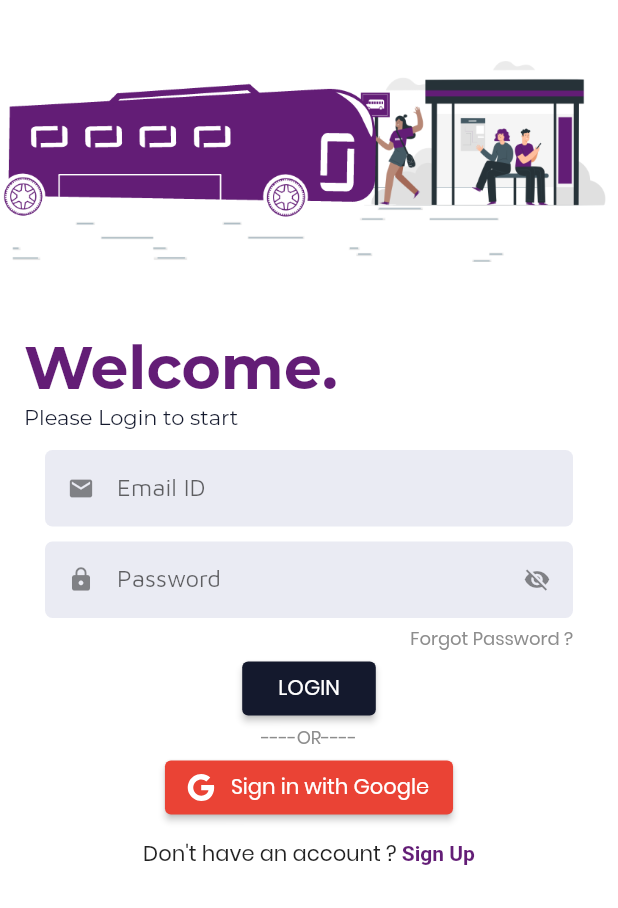
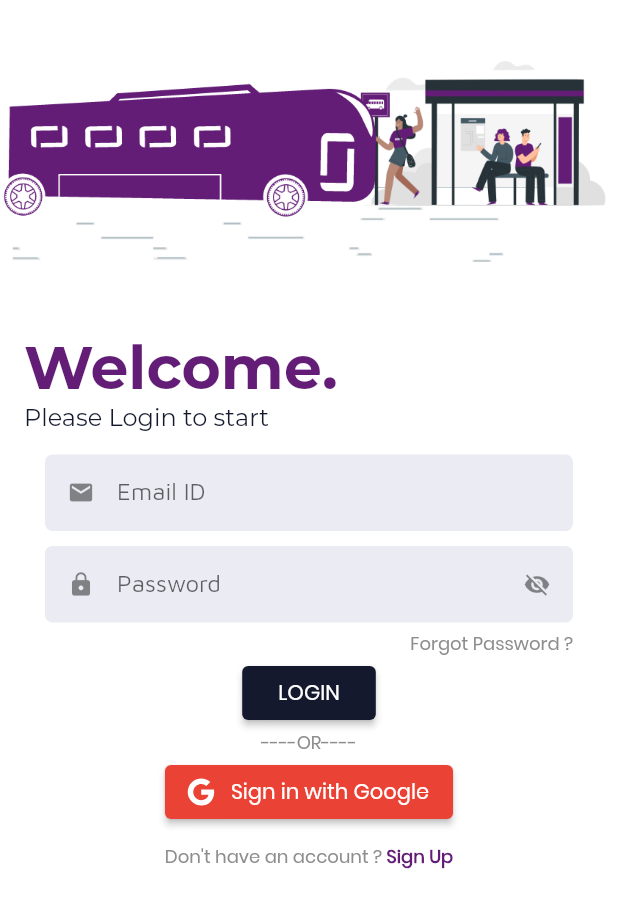
Before and after one commit to Akashdeep607/Tajic-Easy, a Flutter app: the Login screen opened directly, on a phone screen of 412 x 824 dp. Shown: the top 908 px of the screen. Run offline on Flutter 3.47's test engine with Material 2 defaults, Android fonts, the phone set to English and light mode, and no system bars; our stand-ins replace flutter_icons, get, google_fonts, shared_preferences; accounts and stored records are empty; project files that could hold a hidden picture were left out.

Commit message:
Made changes in TextField

```diff
--- a/lib/constants/app_theme.dart
+++ b/lib/constants/app_theme.dart
@@ -61,8 +61,8 @@ class AppTheme {
     headline4: TextStyle(fontSize: 16.0),
     headline5: TextStyle(fontSize: 14.0),
     headline6: TextStyle(fontSize: 12.0),
-    bodyText1: TextStyle(fontSize: 14.0, fontFamily: montserrat),
-    bodyText2: TextStyle(fontSize: 14.0, fontFamily: poppins),
+    bodyText1: TextStyle(fontSize: 16.0, fontFamily: montserrat),
+    bodyText2: TextStyle(fontSize: 16.0, fontFamily: poppins),
     button: TextStyle(fontSize: 14.0, fontFamily: poppins),
     subtitle1: TextStyle(fontSize: 12.0, fontFamily: poppins, color: COLOR_GREY),
     subtitle2: TextStyle(fontSize: 12.0, fontFamily: poppins, color: COLOR_BLACK),
@@ -88,10 +88,12 @@ class AppTheme {
 
 // App Theme Data
   static final ThemeData themeData = ThemeData(
+      fontFamily: montserrat,
       primaryColor: PRIMARY_COLOR,
       accentColor: COLOR_DARK_BLUE,
       scaffoldBackgroundColor: COLOR_WHITE,
       brightness: Brightness.light,
+      appBarTheme: AppBarTheme(centerTitle: true),
       textTheme: screenWidth < 500 ? _smallTextTheme : _textTheme,
       // Text_Form_Field Theme
       inputDecorationTheme: InputDecorationTheme(
--- a/lib/main.dart
+++ b/lib/main.dart
@@ -1,5 +1,6 @@
 import 'package:flutter/material.dart';
 import 'package:get/get.dart';
+import 'package:tajicEasy/ui/auth/login_in.dart';
 import 'package:tajicEasy/ui/init/splash_screen.dart';
 
 import 'constants/app_theme.dart';
@@ -14,7 +15,7 @@ class MyApp extends StatelessWidget {
     return GetMaterialApp(
       debugShowCheckedModeBanner: false,
       theme: AppTheme.themeData,
-      home: SplashScreen(),
+      home: Login(),
     );
   }
 }
--- a/lib/ui/auth/login_in.dart
+++ b/lib/ui/auth/login_in.dart
@@ -3,6 +3,7 @@ import 'package:flutter/material.dart';
 import 'package:flutter_icons/flutter_icons.dart';
 import 'package:get/get.dart';
 import 'package:tajicEasy/constants/app_theme.dart';
+import 'package:tajicEasy/test.dart';
 import 'package:tajicEasy/ui/widgets/textFormField_widget.dart';
 
 import 'sign_up.dart';
@@ -14,7 +15,7 @@ class Login extends StatefulWidget {
 
 class _LoginState extends State<Login> {
   bool isVisible = true;
-
+  final TextEditingController emailController = TextEditingController();
   @override
   Widget build(BuildContext context) {
     final ThemeData themeData = Theme.of(context);
@@ -61,6 +62,7 @@ class _LoginState extends State<Login> {
                     //*  Login Section
                     children: [
                       TextFieldWidget(
+                        controller: emailController,
                         hintText: "Email ID",
                         labelText: "Email ID",
                         prefixIcon: Icon(Icons.email),
@@ -114,11 +116,13 @@ class _LoginState extends State<Login> {
                       Text.rich(
                         TextSpan(
                           children: [
-                            TextSpan(text: 'Don\'t have an account ? '),
+                            TextSpan(
+                                text: 'Don\'t have an account ? ',
+                                style: Theme.of(context).textTheme.subtitle1),
                             TextSpan(
                               text: 'Sign Up',
-                              style: TextStyle(
-                                  fontWeight: FontWeight.bold, color: AppTheme.PRIMARY_COLOR),
+                              style: Theme.of(context).textTheme.subtitle1.copyWith(
+                                  color: AppTheme.PRIMARY_COLOR, fontWeight: FontWeight.bold),
                               recognizer: TapGestureRecognizer()
                                 ..onTap = () {
                                   // single tapped
--- a/lib/ui/init/onBoardingSlider.dart
+++ b/lib/ui/init/onBoardingSlider.dart
@@ -1,5 +1,4 @@
 import 'package:flutter/material.dart';
-import 'package:google_fonts/google_fonts.dart';
 
 class OnBoardingSlider extends StatelessWidget {
   final String imagePath;
--- a/lib/ui/widgets/textFormField_widget.dart
+++ b/lib/ui/widgets/textFormField_widget.dart
@@ -21,6 +21,7 @@ class TextFieldWidget extends StatelessWidget {
   final Widget prefixIcon;
   final Widget suffixIcon;
   final bool autoValidate;
+  final String Function(String) validator;
 
   const TextFieldWidget(
       {Key key,
@@ -38,13 +39,18 @@ class TextFieldWidget extends StatelessWidget {
       this.decoration,
       this.prefixIcon,
       this.suffixIcon,
-      this.autoValidate})
+      this.autoValidate,
+      this.validator})
       : super(key: key);
   @override
   Widget build(BuildContext context) {
     return TextFormField(
       keyboardType: keyboardType,
       obscureText: obscureText,
+      controller: controller,
+      onSaved: onSaved,
+      onChanged: onChanged,
+      validator: validator,
       cursorWidth: 2.0,
       style: TextStyle(
           fontFamily: AppTheme.mavenPro,
```
Also changed, not shown: lib/test.dart (added, +66 -0 lines), lib/ui/pages/home_page.dart (+6 -4 lines).
